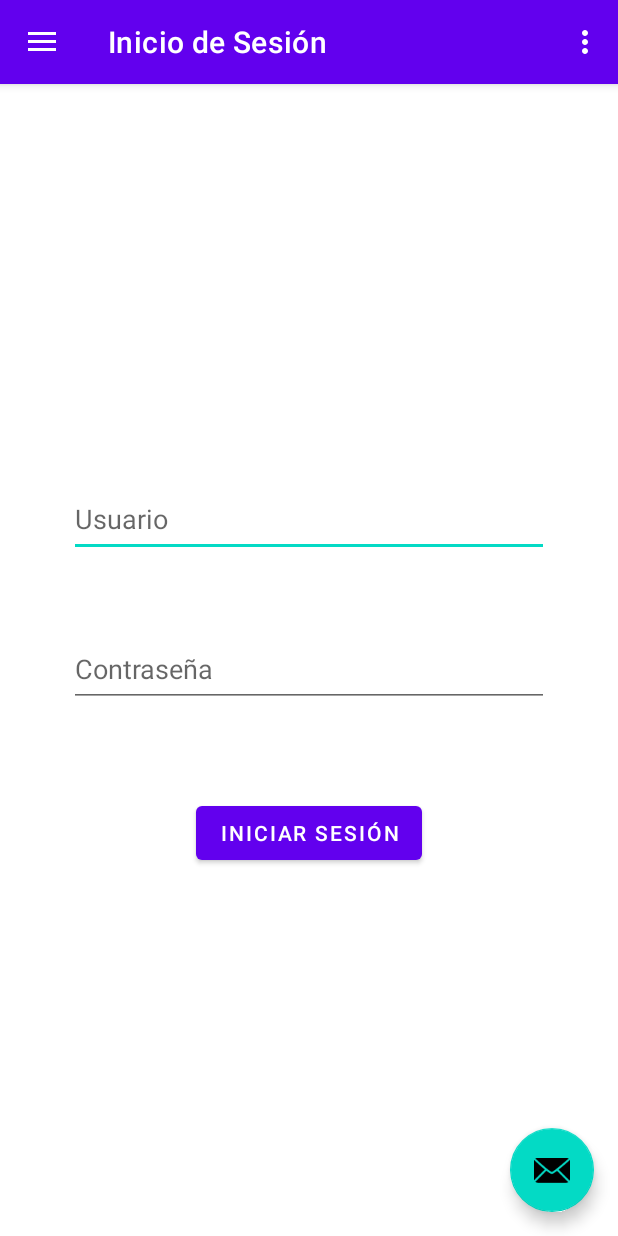
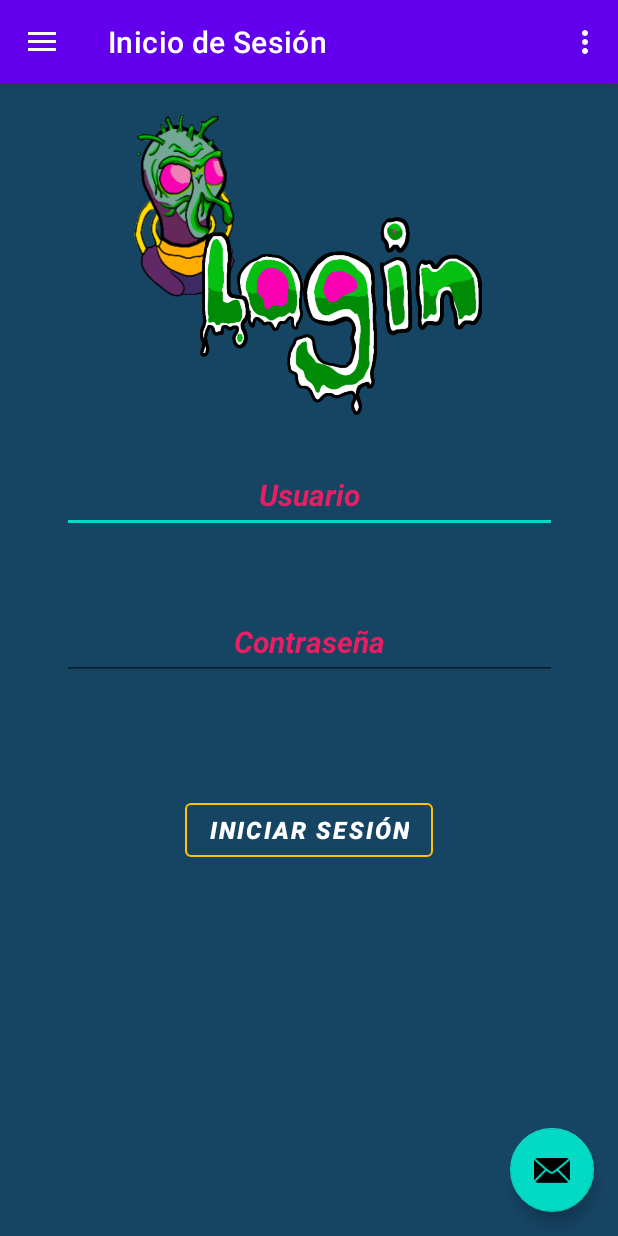
Before and after one commit to Usantiago1/AlienAp, an Android app: the screen it shows after launch (MainActivity), on a phone screen of 412 x 824 dp. Run offline under Robolectric (Android 15) with nearby library versions, the phone set to English and light mode, and no system bars; our stand-ins replace navigation-ui.

Commit message:
Se le añadio diseño a la vista de login

```diff
--- a/app/src/main/java/com/example/alienapp/ui/Login/LoginFragment.java
+++ b/app/src/main/java/com/example/alienapp/ui/Login/LoginFragment.java
@@ -11,6 +11,7 @@ import androidx.fragment.app.Fragment;
 import androidx.lifecycle.ViewModelProvider;
 
 import com.example.alienapp.databinding.FragmentLoginBinding;
+import com.google.android.material.textfield.TextInputLayout;
 
 public class LoginFragment extends Fragment {
 
--- a/app/src/main/res/layout/fragment_login.xml
+++ b/app/src/main/res/layout/fragment_login.xml
@@ -4,38 +4,76 @@
     xmlns:tools="http://schemas.android.com/tools"
     android:layout_width="match_parent"
     android:layout_height="match_parent"
+
+    android:background="#164564"
     tools:context=".ui.Login.LoginFragment">
+
+
+    <Button
+        android:id="@+id/btnlogin"
+        style="?attr/materialButtonOutlinedStyle"
+        android:layout_width="wrap_content"
+        android:layout_height="wrap_content"
+        android:layout_marginTop="76dp"
+        android:text="Iniciar Sesión"
+        android:textColor="#FFFFFF"
+        android:textSize="16sp"
+        android:textStyle="bold|italic"
+        app:iconTint="#FFC107"
+        app:layout_constraintEnd_toEndOf="parent"
+        app:layout_constraintStart_toStartOf="parent"
+        app:layout_constraintTop_toBottomOf="@+id/txtpassword"
+        app:rippleColor="#FFC107"
+        app:strokeColor="#FFC107"
+        tools:ignore="UnknownId" />
 
     <EditText
         android:id="@+id/txtuser"
+        android:layout_width="330dp"
+        android:layout_height="50dp"
+        android:layout_marginTop="249dp"
+        android:ems="10"
         android:hint="Usuario"
-        android:layout_width="320dp"
-        android:layout_height="50dp"
-        android:layout_marginTop="265dp"
-        android:ems="10"
         android:inputType="textPersonName"
+        android:textAlignment="center"
+        android:textColor="#E91E63"
+        android:textColorHighlight="#E91E63"
+        android:textColorHint="#E91E63"
+        android:textColorLink="#E91E63"
+        android:textSize="20sp"
+        android:textStyle="bold|italic"
         app:layout_constraintEnd_toEndOf="parent"
         app:layout_constraintStart_toStartOf="parent"
         app:layout_constraintTop_toTopOf="parent" />
 
     <EditText
+        android:id="@+id/txtpassword"
+        android:layout_width="330dp"
+        android:layout_height="50dp"
+        android:layout_marginTop="48dp"
+        android:ems="10"
         android:hint="Contraseña"
-        android:id="@+id/txtpassword"
-        android:layout_width="320dp"
-        android:layout_height="50dp"
-        android:layout_marginTop="50dp"
-        android:ems="10"
         android:inputType="textPassword"
+        android:textAlignment="center"
+        android:textColor="#E91E63"
+        android:textColorHighlight="#E91E63"
+        android:textColorHint="#E91E63"
+        android:textColorLink="#E91E63"
+        android:textSize="20sp"
+        android:textStyle="bold|italic"
         app:layout_constraintStart_toStartOf="@+id/txtuser"
         app:layout_constraintTop_toBottomOf="@+id/txtuser" />
 
-    <Button
-        android:id="@+id/btnlogin"
-        android:layout_width="wrap_content"
-        android:layout_height="wrap_content"
-        android:layout_marginTop="60dp"
-        android:text="Iniciar Sesión"
+    <ImageView
+        android:id="@+id/imageView3"
+        android:layout_width="297dp"
+        android:layout_height="207dp"
+        android:layout_marginTop="15dp"
+        android:src="@drawable/login"
         app:layout_constraintEnd_toEndOf="parent"
+        app:layout_constraintHorizontal_bias="0.495"
         app:layout_constraintStart_toStartOf="parent"
-        app:layout_constraintTop_toBottomOf="@+id/txtpassword" />
+        app:layout_constraintTop_toTopOf="parent" />
+
+
 </androidx.constraintlayout.widget.ConstraintLayout>
```
Also changed, not shown: app/src/main/res/drawable-v24/login.png (added), app/src/main/res/drawable-v24/registro.png (added).
